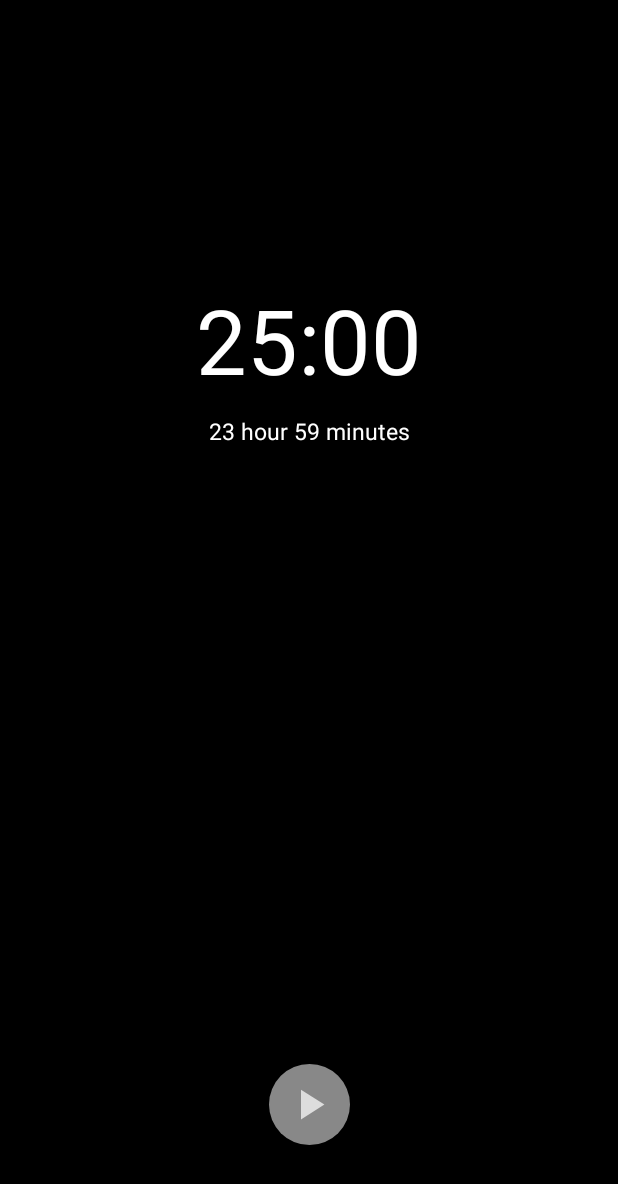
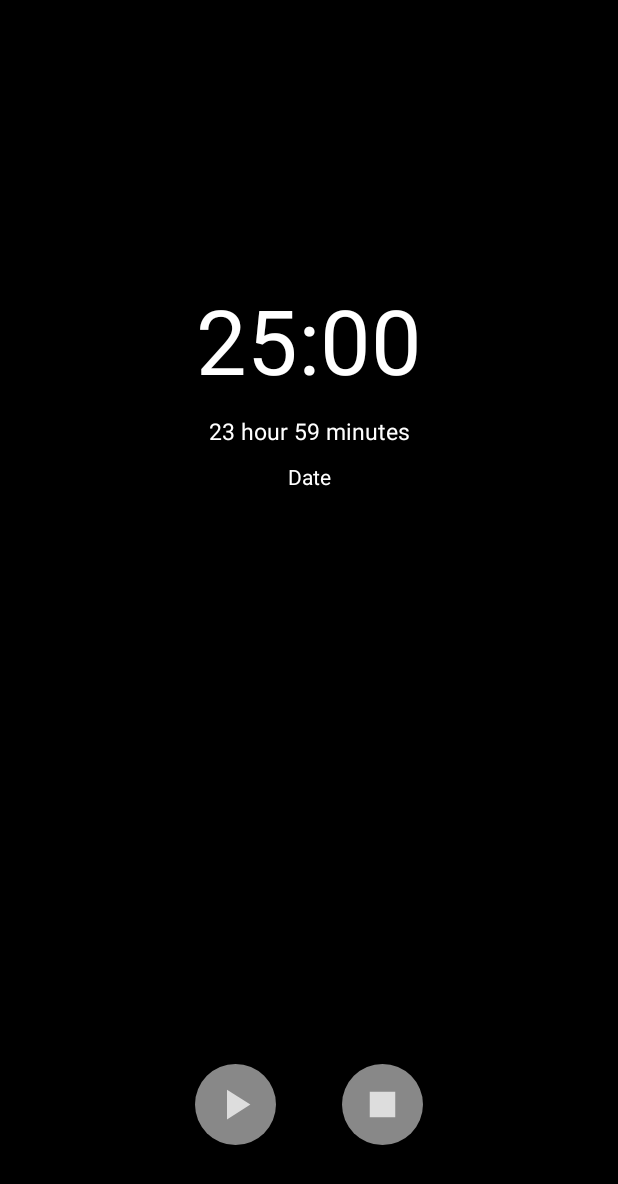
Before and after one commit to KhussanAminzhanov/PomodoroTimer, an Android app: the layout fragment_timer.xml on its own in the app's theme, with its tools: preview values and no code run, on a phone screen of 412 x 824 dp. Shown: the top 1184 px of the screen. Run offline under Robolectric (Android 15) with nearby library versions, the phone set to English and light mode, and no system bars.

Commit message:
Add auto reset if date is changed

```diff
--- a/app/build.gradle
+++ b/app/build.gradle
@@ -10,7 +10,7 @@ android {
 
     defaultConfig {
         applicationId "com.whitedot.pomodoro_timer"
-        minSdkVersion 19
+        minSdkVersion 26
         targetSdkVersion 30
         versionCode 1
         versionName "1.0"
--- a/app/src/main/res/layout/fragment_timer.xml
+++ b/app/src/main/res/layout/fragment_timer.xml
@@ -44,6 +44,17 @@
             app:layout_constraintTop_toBottomOf="@+id/timer_text_view"
             tools:text="23 hour 59 minutes" />
 
+        <TextView
+            android:id="@+id/timer_date_text_view"
+            android:layout_width="wrap_content"
+            android:layout_height="wrap_content"
+            android:layout_marginTop="10dp"
+            android:textColor="@color/white"
+            app:layout_constraintEnd_toEndOf="@+id/timer_text_view"
+            app:layout_constraintStart_toStartOf="@+id/timer_text_view"
+            app:layout_constraintTop_toBottomOf="@+id/total_sessions_counter_text_view"
+            tools:text="Date" />
+
         <ImageButton
             android:id="@+id/start_pause_image_button"
             android:layout_width="wrap_content"
@@ -68,7 +79,6 @@
             android:onClick="@{() -> viewModel.stopTimer()}"
             android:padding="10dp"
             android:src="@drawable/ic_stop"
-            android:visibility="gone"
             app:layout_constraintBottom_toBottomOf="parent"
             app:layout_constraintEnd_toEndOf="parent"
             app:layout_constraintStart_toEndOf="@id/start_pause_image_button"
```
Also changed, not shown: app/src/main/java/com/whitedot/pomodoro_timer/DataStoreRepository.kt (+25 -5 lines), app/src/main/java/com/whitedot/pomodoro_timer/MainViewModel.kt (+21 -8 lines), app/src/main/java/com/whitedot/pomodoro_timer/TimerFragment.kt (+13 -0 lines).
